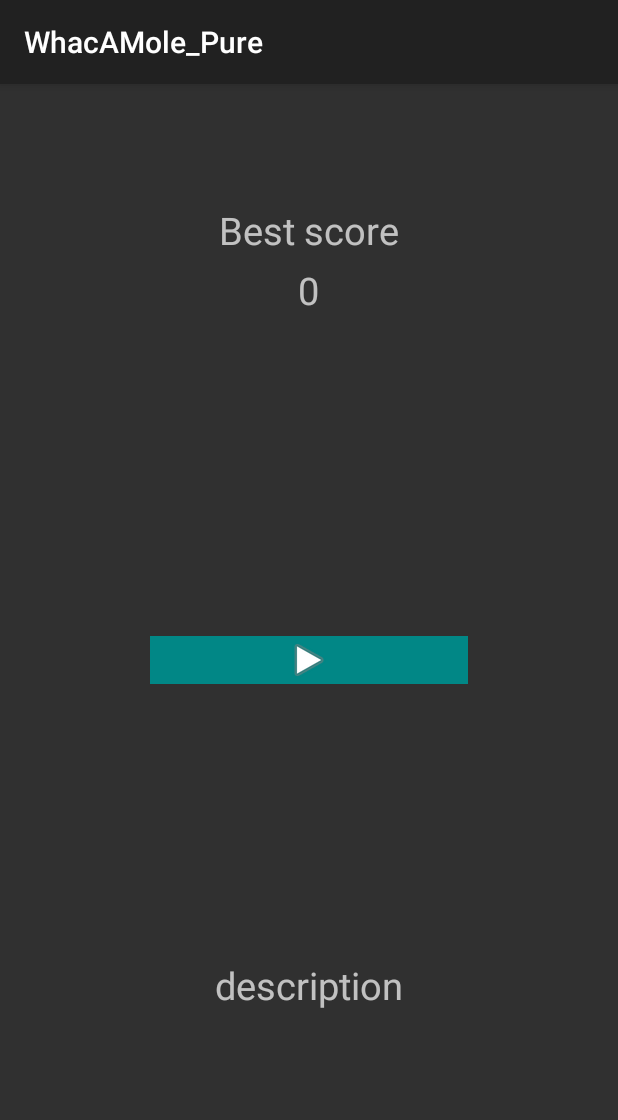
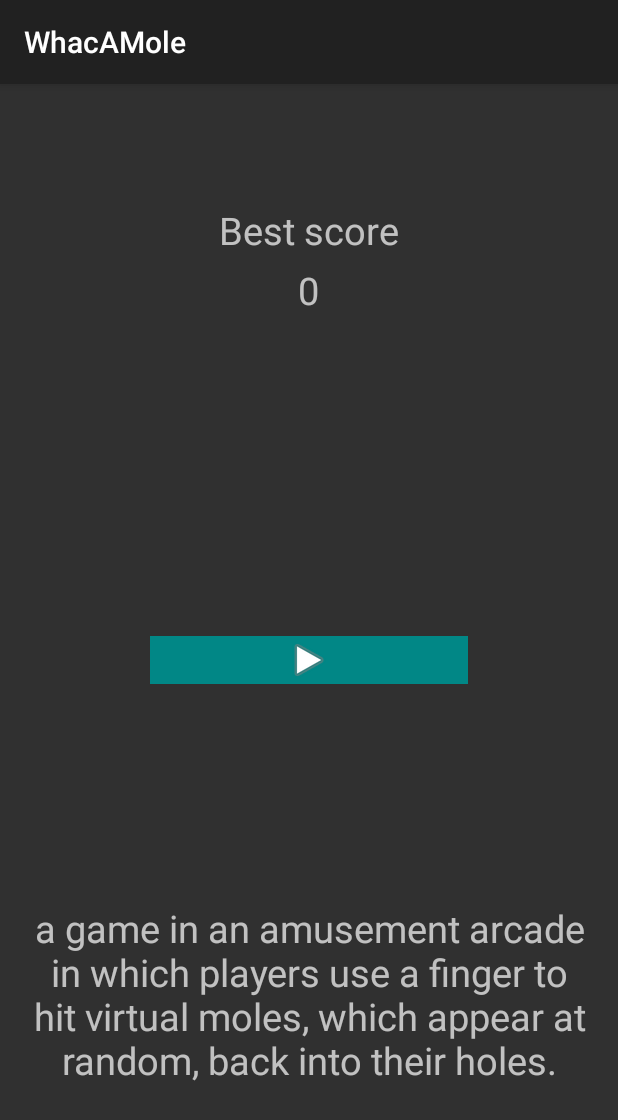
Before and after one commit to niddle-hub/WhackAMole, an Android app: the screen it shows after launch (MainActivity), on a phone screen of 412 x 824 dp. Shown: the top 1120 px of the screen. Run offline under Robolectric (Android 15) with nearby library versions, the phone set to English and light mode, and no system bars.

Commit message:
added description for the game, improved random hole selection, other changes

```diff
--- a/app/src/main/java/com/example/whacamole_pure/GameActivity.java
+++ b/app/src/main/java/com/example/whacamole_pure/GameActivity.java
@@ -22,7 +22,7 @@ public class GameActivity extends Activity {
         super.onCreate(savedInstanceState);
 
         int gameDuration = 30000; //in milliseconds
-        int timeToCatchAMole = 800; //in milliseconds
+        int timeToCatchAMole = 500; //in milliseconds
 
         /*Root layout filed*/
         LinearLayout root = new LinearLayout(this);
--- a/app/src/main/java/com/example/whacamole_pure/Mole.java
+++ b/app/src/main/java/com/example/whacamole_pure/Mole.java
@@ -25,10 +25,13 @@ public class Mole extends androidx.appcompat.widget.AppCompatImageView {
     }
 
     public void beginPopUp(HoleGrid holeGrid) {
-        FrameLayout currentHolePlace = holeGrid.getRandomHole();
+        FrameLayout currentHolePlace = holeGrid.pickANewRandomPlace();
         if (currentHolePlace != null) {
             if(getParent() != null) {
                 ((ViewGroup) getParent()).removeView(this);
+            }
+            if (currentHolePlace.getChildAt(this.getId()) != null) {
+                currentHolePlace.removeView(this);
             }
             currentHolePlace.addView(this);
         }
--- a/app/src/main/res/layout/activity_main.xml
+++ b/app/src/main/res/layout/activity_main.xml
@@ -41,12 +41,12 @@
             android:layout_centerInParent="true"/>
 
     <TextView
-            android:layout_marginBottom="150dp"
+            android:layout_marginBottom="100dp"
             android:layout_alignParentBottom="true"
             android:layout_centerHorizontal="true"
-            android:text="description"
+            android:text="@string/game_description"
+            android:gravity="center"
             android:textSize="25sp"
             android:layout_width="wrap_content"
-            android:layout_height="wrap_content"
-            tools:ignore="HardcodedText"/>
+            android:layout_height="wrap_content"/>
 </RelativeLayout>
--- a/app/src/main/res/values/strings.xml
+++ b/app/src/main/res/values/strings.xml
@@ -1,3 +1,6 @@
 <resources>
-    <string name="app_name">WhacAMole_Pure</string>
+    <string name="app_name">WhacAMole</string>
+    <string name="game_description">a game in an amusement arcade in which players use a finger to hit virtual moles,
+        which appear at random, back into their holes.
+    </string>
 </resources>
```
Also changed, not shown: app/src/main/java/com/example/whacamole_pure/HoleGrid.java (+23 -12 lines).
